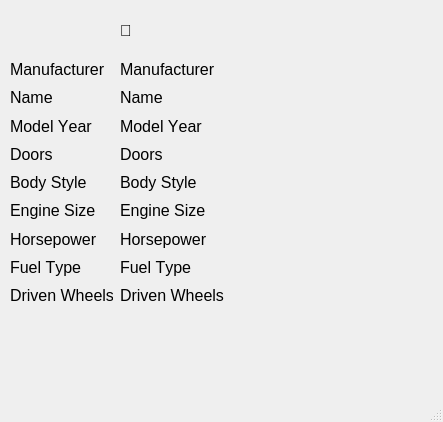
Qt form FileMgmnt/Vehicle_Ui.ui (donhbryan/Python101) before a commit.
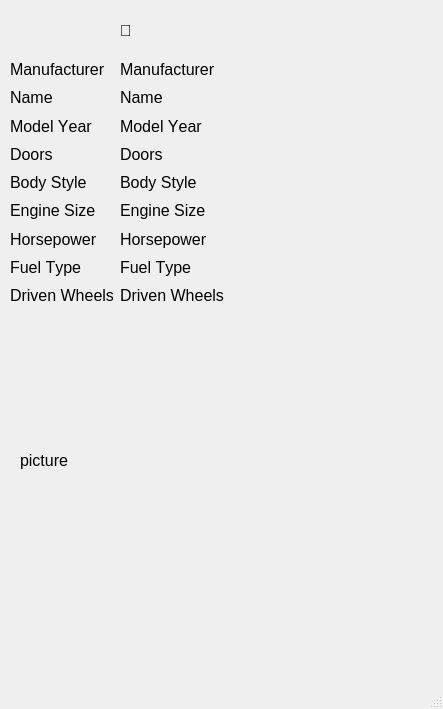
The same form after that commit.

```diff
--- a/FileMgmnt/Vehicle_Ui.ui
+++ b/FileMgmnt/Vehicle_Ui.ui
@@ -10,7 +10,7 @@
     <x>0</x>
     <y>0</y>
     <width>443</width>
-    <height>422</height>
+    <height>709</height>
    </rect>
   </property>
   <property name="windowTitle">
@@ -280,6 +280,19 @@
      </item>
     </layout>
    </widget>
+   <widget class="QLabel" name="picturelabel">
+    <property name="geometry">
+     <rect>
+      <x>20</x>
+      <y>330</y>
+      <width>311</width>
+      <height>261</height>
+     </rect>
+    </property>
+    <property name="text">
+     <string>picture</string>
+    </property>
+   </widget>
   </widget>
   <widget class="QMenuBar" name="menubar">
    <property name="geometry">
```
